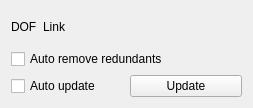
Above: src/Mod/Sketcher/Gui/TaskSketcherMessages.ui from southseact-3d/fcd before the change. Below: the same form after it.
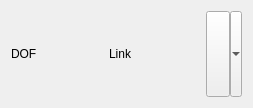
That is the form after the change. Icons and pictures are not drawn. Custom widgets are drawn as their Qt base class.

Commit message: Sketcher: Solver Message Widget simplification.

What changed in the file:
```diff
--- a/src/Mod/Sketcher/Gui/TaskSketcherMessages.ui
+++ b/src/Mod/Sketcher/Gui/TaskSketcherMessages.ui
@@ -13,8 +13,6 @@
   <property name="windowTitle">
    <string>Form</string>
   </property>
-  <layout class="QVBoxLayout" name="verticalLayout">
-   <item>
     <layout class="QHBoxLayout" name="horizontalLayout_2">
      <item>
       <widget class="Gui::StatefulLabel" name="labelConstrainStatus">
@@ -31,71 +29,28 @@
       </widget>
      </item>
      <item>
-      <spacer name="horizontalSpacer">
-       <property name="orientation">
-        <enum>Qt::Horizontal</enum>
-       </property>
-       <property name="sizeHint" stdset="0">
-        <size>
-         <width>40</width>
-         <height>20</height>
-        </size>
-       </property>
-      </spacer>
-     </item>
-    </layout>
-   </item>
-   <item>
-    <widget class="Gui::PrefCheckBox" name="autoRemoveRedundants">
-     <property name="toolTip">
-      <string>New constraints that would be redundant will automatically be removed</string>
-     </property>
-     <property name="text">
-      <string>Auto remove redundants</string>
-     </property>
-     <property name="checked">
-      <bool>false</bool>
-     </property>
-     <property name="prefEntry" stdset="0">
-      <cstring>AutoRemoveRedundants</cstring>
-     </property>
-     <property name="prefPath" stdset="0">
-      <cstring>Mod/Sketcher</cstring>
-     </property>
-    </widget>
-   </item>
-   <item>
-    <layout class="QHBoxLayout" name="horizontalLayout">
-     <item>
-      <widget class="Gui::PrefCheckBox" name="autoUpdate">
-       <property name="toolTip">
-        <string>Executes a recomputation of active document after every sketch action</string>
-       </property>
-       <property name="text">
-        <string>Auto update</string>
-       </property>
-       <property name="checked">
-        <bool>false</bool>
-       </property>
-       <property name="prefEntry" stdset="0">
-        <cstring>AutoRecompute</cstring>
-       </property>
-       <property name="prefPath" stdset="0">
-        <cstring>Mod/Sketcher</cstring>
-       </property>
-      </widget>
-     </item>
-     <item>
-      <widget class="QPushButton" name="manualUpdate">
+    <widget class="QToolButton" name="manualUpdate">
+     <property name="sizePolicy">
+      <sizepolicy hsizetype="Maximum" vsizetype="Preferred">
+       <horstretch>0</horstretch>
+       <verstretch>0</verstretch>
+      </sizepolicy>
+     </property>
        <property name="toolTip">
         <string>Forces recomputation of active document</string>
        </property>
        <property name="text">
-        <string>Update</string>
-       </property>
-      </widget>
-     </item>
-    </layout>
+      <string></string>
+      <string/>
+     </property>
+     <property name="icon">
+      <iconset resource="Resources.qrc">
+       <normaloff>:/icons/view-refresh.svg</normaloff>:/icons/view-refresh.svg</iconset>
+     </property>
+     <property name="popupMode">
+      <enum>QToolButton::MenuButtonPopup</enum>
+     </property>
+    </widget>
    </item>
   </layout>
  </widget>
```
Lines whose indentation alone changed are shown as unchanged. The commit also changes 3 other files.
